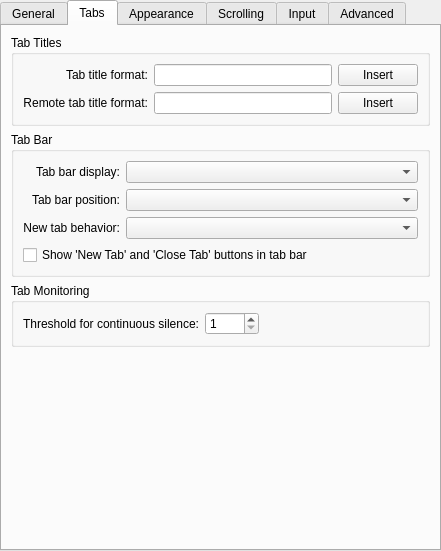
Before: the Qt Designer form src/EditProfileDialog.ui in KDE/konsole, drawn with Qt 5.
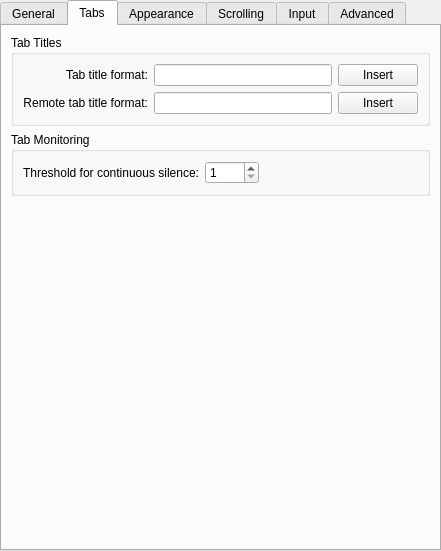
After: the same form once the commit is applied. The open tabs and pages were chosen to show the change. Custom widgets are drawn as their Qt base class.

Commit message: Move options influencing tabbar from profiles into global setting

Patch:
```diff
--- a/src/EditProfileDialog.ui
+++ b/src/EditProfileDialog.ui
@@ -323,88 +323,6 @@
          </layout>
         </widget>
        </item>
-       <item>
-        <widget class="QGroupBox" name="groupBox_2">
-         <property name="title">
-          <string>Tab Bar</string>
-         </property>
-         <property name="flat">
-          <bool>true</bool>
-         </property>
-         <layout class="QGridLayout">
-          <item row="1" column="0">
-           <widget class="QLabel" name="label_12">
-            <property name="text">
-             <string>Tab bar display:</string>
-            </property>
-            <property name="alignment">
-             <set>Qt::AlignRight|Qt::AlignTrailing|Qt::AlignVCenter</set>
-            </property>
-           </widget>
-          </item>
-          <item row="1" column="1">
-           <widget class="KComboBox" name="tabBarVisibilityCombo">
-            <property name="sizePolicy">
-             <sizepolicy hsizetype="Preferred" vsizetype="Fixed">
-              <horstretch>1</horstretch>
-              <verstretch>0</verstretch>
-             </sizepolicy>
-            </property>
-            <property name="toolTip">
-             <string/>
-            </property>
-           </widget>
-          </item>
-          <item row="2" column="0">
-           <widget class="QLabel" name="label_13">
-            <property name="text">
-             <string>Tab bar position:</string>
-            </property>
-            <property name="alignment">
-             <set>Qt::AlignRight|Qt::AlignTrailing|Qt::AlignVCenter</set>
-            </property>
-           </widget>
-          </item>
-          <item row="2" column="1">
-           <widget class="KComboBox" name="tabBarPositionCombo">
-            <property name="sizePolicy">
-             <sizepolicy hsizetype="Preferred" vsizetype="Fixed">
-              <horstretch>1</horstretch>
-              <verstretch>0</verstretch>
-             </sizepolicy>
-            </property>
-           </widget>
-          </item>
-          <item row="3" column="0">
-           <widget class="QLabel" name="label_16">
-            <property name="text">
-             <string>New tab behavior:</string>
-            </property>
-            <property name="alignment">
-             <set>Qt::AlignRight|Qt::AlignTrailing|Qt::AlignVCenter</set>
-            </property>
-           </widget>
-          </item>
-          <item row="3" column="1">
-           <widget class="KComboBox" name="newTabBehaviorCombo">
-            <property name="sizePolicy">
-             <sizepolicy hsizetype="Preferred" vsizetype="Fixed">
-              <horstretch>1</horstretch>
-              <verstretch>0</verstretch>
-             </sizepolicy>
-            </property>
-           </widget>
-          </item>
-          <item row="4" column="0" colspan="2">
-           <widget class="QCheckBox" name="newTabButton">
-            <property name="text">
-             <string>Show 'New Tab' and 'Close Tab' buttons in tab bar</string>
-            </property>
-           </widget>
-          </item>
-         </layout>
-        </widget>
-       </item>
        <item>
         <widget class="QGroupBox" name="groupBox_13">
          <property name="title">
```
The commit also changes 8 other files.
